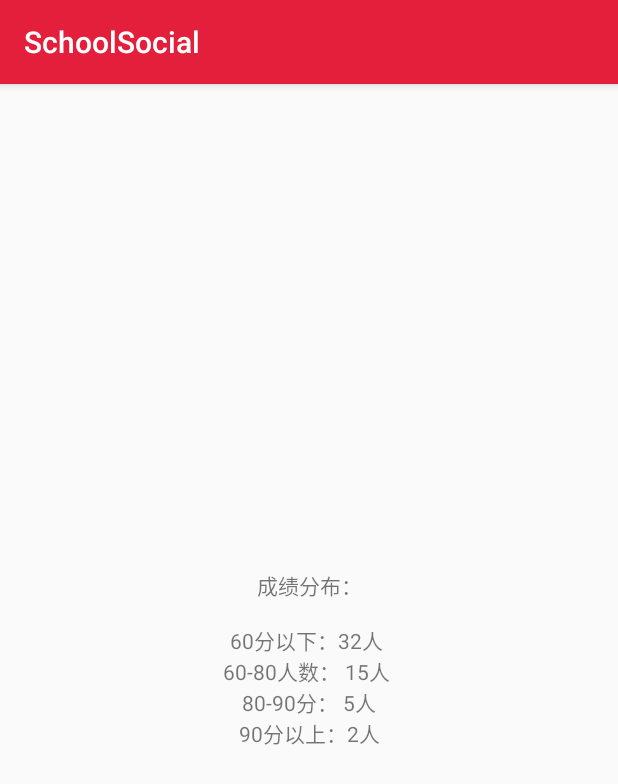
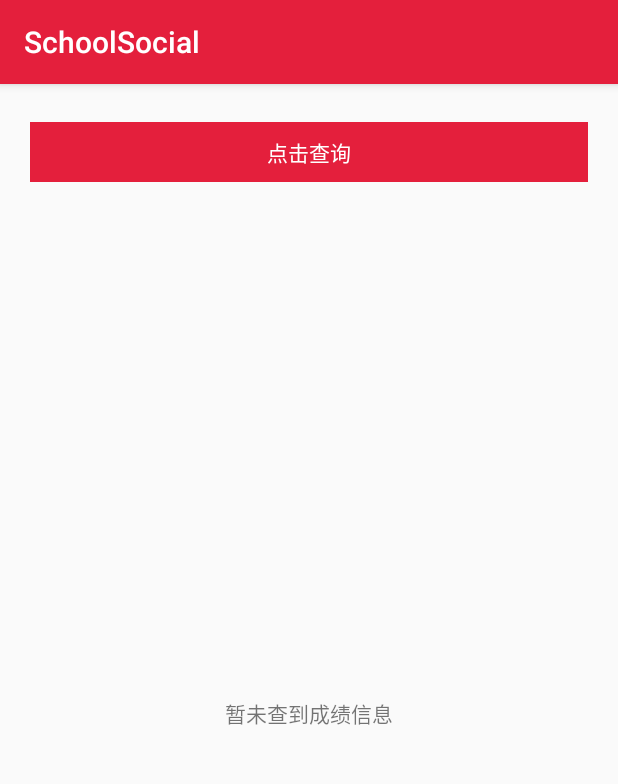
Before and after one commit to zhuandian/SchoolSocial, an Android app: the StudentGradeActivity screen opened directly, with no data from a screen before it, on a phone screen of 412 x 824 dp. Shown: the top 784 px of the screen. Run offline under Robolectric (Android 15) with nearby library versions, the phone set to English and light mode, and no system bars; our stand-ins replace ButterKnife; libraries missing offline, so code that uses them is left out: cn.bmob.v3.

Commit message:
修改成绩查询功能

```diff
--- a/app/src/main/java/com/zhuandian/schoolsocial/business/studentActivity/StudentGradeActivity.java
+++ b/app/src/main/java/com/zhuandian/schoolsocial/business/studentActivity/StudentGradeActivity.java
@@ -1,16 +1,16 @@
 package com.zhuandian.schoolsocial.business.studentActivity;
 
-import android.widget.EditText;
+import android.os.Bundle;
 import android.widget.TextView;
 
 import com.zhuandian.schoolsocial.R;
 import com.zhuandian.schoolsocial.base.BaseActivity;
-import com.zhuandian.schoolsocial.entity.StudentScoreEntity;
-
+import com.zhuandian.schoolsocial.entity.PersonalScoreEntity;
 
 import java.util.List;
 
 import butterknife.BindView;
+import butterknife.ButterKnife;
 import butterknife.OnClick;
 import cn.bmob.v3.BmobQuery;
 import cn.bmob.v3.exception.BmobException;
@@ -19,8 +19,6 @@ import cn.bmob.v3.listener.FindListener;
 public class StudentGradeActivity extends BaseActivity {
 
 
-    @BindView(R.id.et_username)
-    EditText etUsername;
     @BindView(R.id.tv_submit)
     TextView tvSubmit;
     @BindView(R.id.tv_score)
@@ -33,23 +31,35 @@ public class StudentGradeActivity extends BaseActivity {
 
     @Override
     protected void setUpView() {
-        BmobQuery<StudentScoreEntity> query = new BmobQuery<>();
-        query.findObjects(new FindListener<StudentScoreEntity>() {
+    }
+
+
+    @OnClick(R.id.tv_submit)
+    public void onClick() {
+        BmobQuery<PersonalScoreEntity> bmobQuery = new BmobQuery<>();
+        bmobQuery.findObjects(new FindListener<PersonalScoreEntity>() {
             @Override
-            public void done(List<StudentScoreEntity> list, BmobException e) {
+            public void done(List<PersonalScoreEntity> list, BmobException e) {
                 if (e == null) {
-                    StudentScoreEntity studentScoreEntity = list.get(0);
-                    tvScore.setText(String.format("成绩分布：\n\n60分以下：%s人 \n60-80人数： %s人 \n80-90分： %s人\n90分以上：%s人",
-                            studentScoreEntity.getScore60(), studentScoreEntity.getScore60_80(), studentScoreEntity.getScore80_90(), studentScoreEntity.getScore90()
-                    ));
+                    String scores = list.get(0).getScores();
+                    String[] scoresArray = scores.split("-");
+                    StringBuilder stringBuilder = new StringBuilder();
+                    for (String score : scoresArray) {
+                        stringBuilder.append(score)
+                                .append("\n");
+                    }
+                    tvScore.setText(stringBuilder.toString());
+                } else {
+                    tvScore.setText("暂时未查到成绩信息...");
                 }
             }
         });
     }
 
-
-    @OnClick(R.id.tv_submit)
-    public void onClick() {
-
+    @Override
+    protected void onCreate(Bundle savedInstanceState) {
+        super.onCreate(savedInstanceState);
+        // TODO: add setContentView(...) invocation
+        ButterKnife.bind(this);
     }
 }
--- a/app/src/main/res/layout/activity_student_grade.xml
+++ b/app/src/main/res/layout/activity_student_grade.xml
@@ -6,14 +6,6 @@
     android:orientation="vertical"
     tools:context=".business.studentActivity.StudentGradeActivity">
 
-    <EditText
-        android:id="@+id/et_username"
-        android:layout_width="match_parent"
-        android:layout_height="wrap_content"
-        android:layout_margin="20dp"
-        android:hint="输入用户名查询成绩"
-        android:textSize="15sp"
-        android:visibility="gone" />
 
     <TextView
         android:id="@+id/tv_submit"
@@ -26,13 +18,12 @@
         android:background="@color/colorPrimary"
         android:gravity="center"
         android:text="点击查询"
-        android:textColor="#fff"
-        android:visibility="gone" />
+        android:textColor="#fff" />
 
     <TextView
         android:id="@+id/tv_score"
         android:layout_width="match_parent"
         android:layout_height="match_parent"
         android:gravity="center"
-        android:text="成绩分布：\n\n60分以下：32人 \n60-80人数： 15人 \n80-90分： 5人\n90分以上：2人" />
+        android:text="暂未查到成绩信息" />
 </LinearLayout>
```
Also changed, not shown: app/src/main/java/com/zhuandian/schoolsocial/entity/PersonalScoreEntity.java (added, +29 -0 lines), app/src/main/java/com/zhuandian/schoolsocial/entity/StudentScoreEntity.java (deleted, +0 -47 lines).
